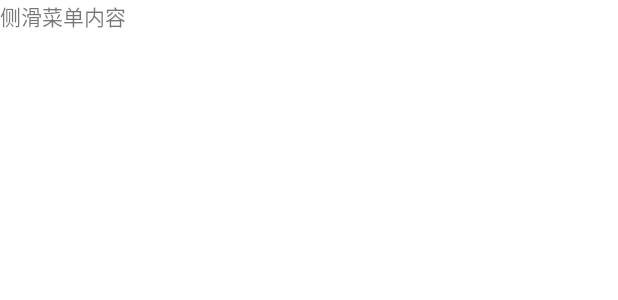
After one commit to yunmengjiuzhang/utilswipeback, an Android app: the layout main_slide.xml on its own in the app's theme, with its tools: preview values and no code run, on a phone screen of 412 x 824 dp. The commit adds this screen. Shown: the top 300 px of the screen. Run offline under Robolectric (Android 15) with nearby library versions, the phone set to English and light mode, and no system bars.

Commit message:
侧滑菜单测试

```diff
--- a/app/build.gradle
+++ b/app/build.gradle
@@ -26,4 +26,5 @@ dependencies {
     androidTestImplementation 'com.android.support.test.espresso:espresso-core:3.0.1'
     compile project(path: ':swipeback')
 //    compile 'com.github.wangfeixixi:utilswipeback:v1.0'
+    implementation 'com.android.support:appcompat-v7:27.1.1'
 }
--- a/app/src/main/java/com/github/wangfeixixi/utilswipeback/MainActivity.java
+++ b/app/src/main/java/com/github/wangfeixixi/utilswipeback/MainActivity.java
@@ -1,10 +1,9 @@
 package com.github.wangfeixixi.utilswipeback;
 
 import android.os.Bundle;
+import android.support.v7.app.AppCompatActivity;
 
-import wangfei.swipeback.SwipeBackActivity;
-
-public class MainActivity extends SwipeBackActivity {
+public class MainActivity extends AppCompatActivity {
 
     @Override
     protected void onCreate(Bundle savedInstanceState) {
--- /dev/null
+++ b/app/src/main/res/layout/main_slide.xml
@@ -0,0 +1,14 @@
+<?xml version="1.0" encoding="utf-8"?>
+<FrameLayout xmlns:android="http://schemas.android.com/apk/res/android"
+    android:layout_width="match_parent"
+    android:layout_height="match_parent"
+    android:layout_gravity="start"
+    android:background="#ffffff"
+    android:fitsSystemWindows="true">
+
+    <TextView
+        android:layout_width="wrap_content"
+        android:layout_height="wrap_content"
+        android:text="侧滑菜单内容" />
+
+</FrameLayout>
--- a/app/src/main/res/values/styles.xml
+++ b/app/src/main/res/values/styles.xml
@@ -1,7 +1,7 @@
 <resources>
 
     <!-- Base application theme. -->
-    <style name="AppTheme" parent="Theme.AppCompat.Light.DarkActionBar">
+    <style name="AppTheme" parent="Theme.AppCompat.Light.NoActionBar">
         <!-- Customize your theme here. -->
         <item name="colorPrimary">@color/colorPrimary</item>
         <item name="colorPrimaryDark">@color/colorPrimaryDark</item>
```
Also changed, not shown: app/src/main/res/layout/activity_main.xml (+16 -11 lines), 130 other files.
